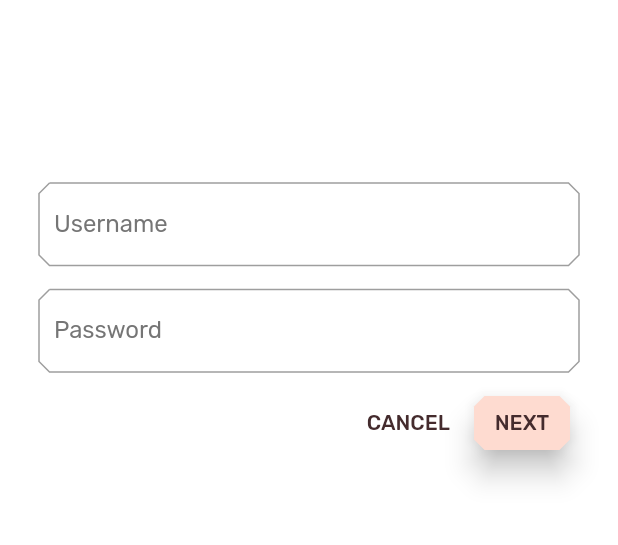
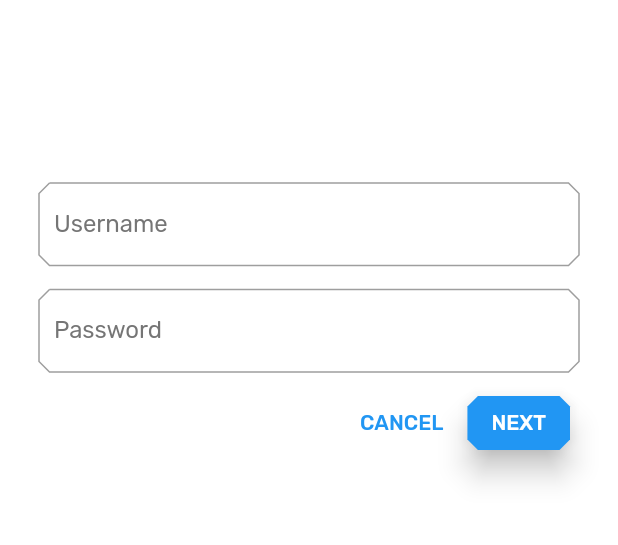
Before and after one commit to material-components/material-components-flutter-codelabs, a Flutter app: the screen it shows after launch, after a tap on "CANCEL", on a phone screen of 412 x 824 dp, the part 237-782 px from its top. Run offline on Flutter 3.47's test engine with Material 2 defaults, Android fonts, the phone set to English and light mode, and no system bars.

Commit message:
Migrate Deprecated buttons and textSelectionColor in 104-starter

```diff
--- a/mdc_100_series/lib/app.dart
+++ b/mdc_100_series/lib/app.dart
@@ -60,7 +60,7 @@ ThemeData _buildShrineTheme() {
     buttonColor: kShrinePink100,
     scaffoldBackgroundColor: kShrineBackgroundWhite,
     cardColor: kShrineBackgroundWhite,
-    textSelectionColor: kShrinePink100,
+    textSelectionTheme: TextSelectionThemeData(selectionColor: kShrinePink100),
     errorColor: kShrineErrorRed,
     buttonTheme: base.buttonTheme.copyWith(
       buttonColor: kShrinePink100,
--- a/mdc_100_series/lib/login.dart
+++ b/mdc_100_series/lib/login.dart
@@ -89,21 +89,29 @@ class _LoginPageState extends State<LoginPage> {
             ),
             ButtonBar(
               children: <Widget>[
-                FlatButton(
+                TextButton(
                   child: Text('CANCEL'),
-                  shape: BeveledRectangleBorder(
-                    borderRadius: BorderRadius.all(Radius.circular(7.0)),
+                  style: ButtonStyle(
+                    shape: MaterialStateProperty.all(
+                      BeveledRectangleBorder(
+                        borderRadius: BorderRadius.all(Radius.circular(7.0)),
+                      ),
+                    ),
                   ),
                   onPressed: () {
                     _usernameController.clear();
                     _passwordController.clear();
                   },
                 ),
-                RaisedButton(
+                ElevatedButton(
                   child: Text('NEXT'),
-                  elevation: 8.0,
-                  shape: BeveledRectangleBorder(
-                    borderRadius: BorderRadius.all(Radius.circular(7.0)),
+                  style: ButtonStyle(
+                    elevation: MaterialStateProperty.all(8.0),
+                    shape: MaterialStateProperty.all(
+                      BeveledRectangleBorder(
+                        borderRadius: BorderRadius.all(Radius.circular(7.0)),
+                      ),
+                    ),
                   ),
                   onPressed: () {
                     Navigator.pop(context);
```
